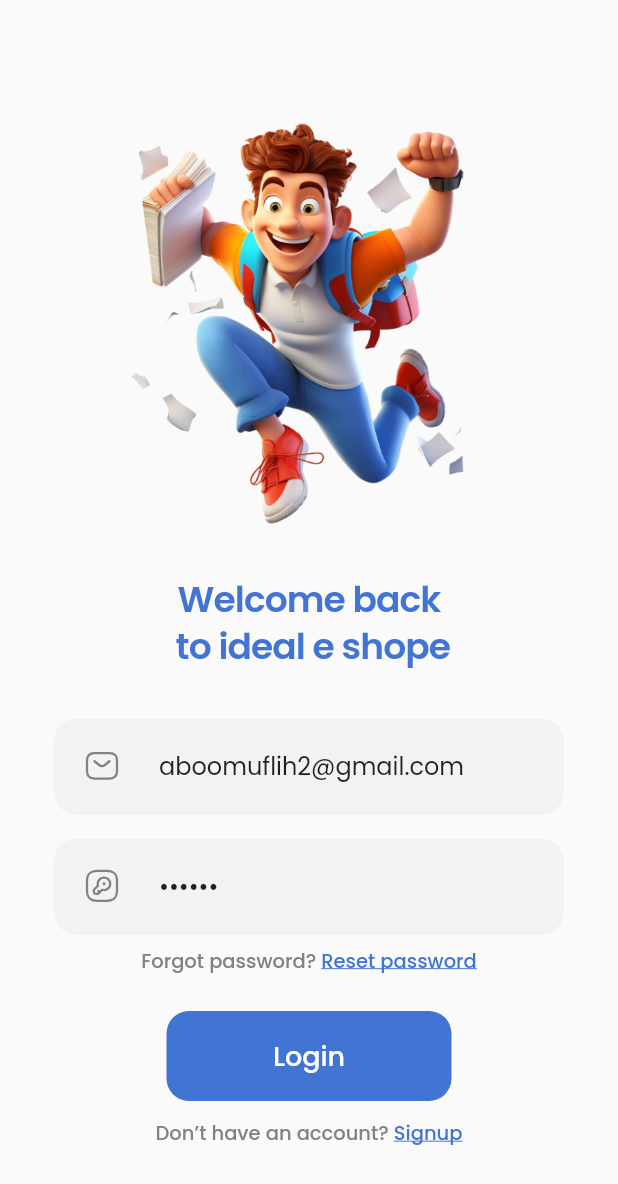
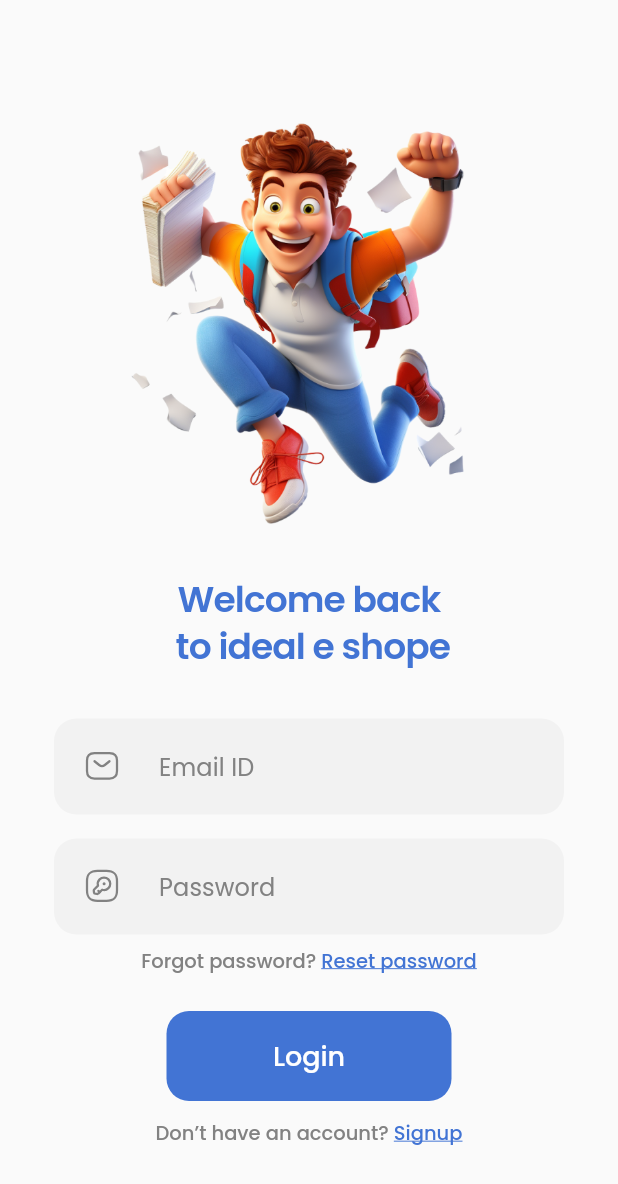
Before and after one commit to Irfan-kc/ideal_promoter, a Flutter app: the screen it shows after launch, on a phone screen of 412 x 824 dp. Shown: the top 1184 px of the screen. Run offline on Flutter 3.47's test engine with Material 2 defaults, Android fonts, the phone set to English and light mode, and no system bars; our stand-ins replace carousel_slider, chopper, country_code_picker, fl_chart, flutter_html, flutter_svg and 4 more; accounts and stored records are empty; generated files the repository leaves out were written again.

Commit message:
controller cleared

```diff
--- a/lib/view/screen/login/login_screen.dart
+++ b/lib/view/screen/login/login_screen.dart
@@ -15,9 +15,12 @@ class LoginPage extends StatelessWidget {
 
   @override
   Widget build(BuildContext context) {
-    TextEditingController email =
-        TextEditingController(text: 'aboomuflih2@gmail.com');
-    TextEditingController password = TextEditingController(text: '131913');
+    TextEditingController email = TextEditingController(
+      // text: 'aboomuflih2@gmail.com',
+    );
+    TextEditingController password = TextEditingController(
+      // text: '131913',
+    );
     GlobalKey<FormState> formKey = GlobalKey<FormState>();
 
     return Scaffold(
```
